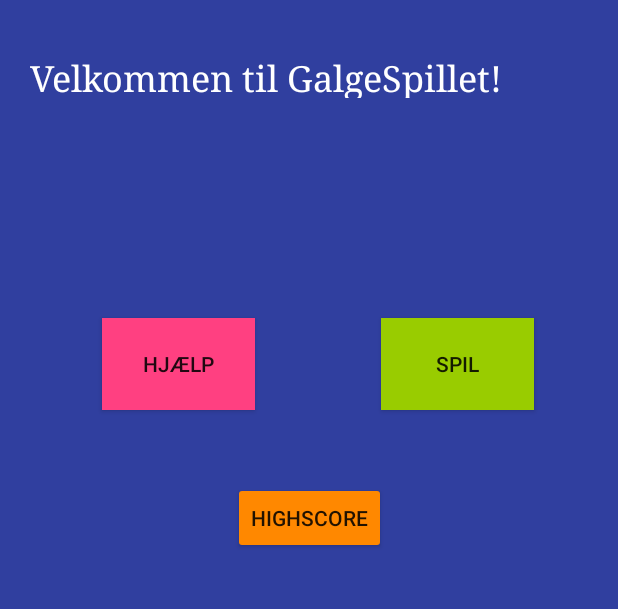
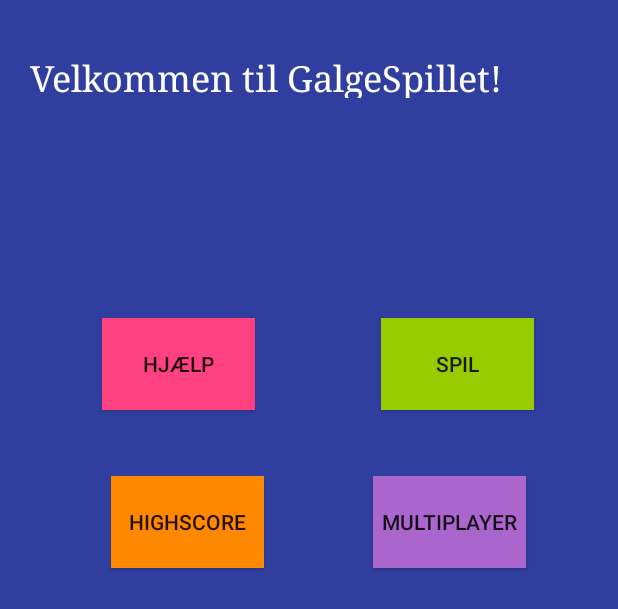
Before and after one commit to AlenDK/Galgespil, an Android app: the layout activity_main.xml on its own in the app's theme, with its tools: preview values and no code run, on a phone screen of 412 x 824 dp. Shown: the top 609 px of the screen. Run offline under Robolectric (Android 15) with nearby library versions, the light colour scheme and no system bars.

Commit message:
Tilføjet knap til multiplayer

```diff
--- a/app/src/main/java/e/android/gaglespil/MainActivity.java
+++ b/app/src/main/java/e/android/gaglespil/MainActivity.java
@@ -30,10 +30,12 @@ public class MainActivity extends Fragment implements View.OnClickListener {
         Button b1 = (Button) view.findViewById(R.id.hjælp);
         Button b2 = (Button) view.findViewById(R.id.Spil);
         Button b3 = (Button) view.findViewById(R.id.highscore);
+        Button b4 = (Button) view.findViewById(R.id.multiplayer);
 
         b1.setOnClickListener(this);
         b2.setOnClickListener(this);
         b3.setOnClickListener(this);
+        b4.setOnClickListener(this);
 
         prefs = PreferenceManager.getDefaultSharedPreferences(getActivity());
 
@@ -78,6 +80,14 @@ public class MainActivity extends Fragment implements View.OnClickListener {
                         .commit();
                 break;
 
+            case R.id.multiplayer:
+
+                getFragmentManager().beginTransaction()
+                        .replace(R.id.fragmentindhold, new VælgOrd())
+                        .addToBackStack(null)
+                        .commit();
+                break;
+
         }
 
     }
--- a/app/src/main/res/layout/activity_main.xml
+++ b/app/src/main/res/layout/activity_main.xml
@@ -6,6 +6,20 @@
     android:layout_height="match_parent"
     android:background="@color/colorPrimaryDark"
     tools:context=".MainActivity">
+
+    <Button
+        android:id="@+id/multiplayer"
+        android:layout_width="102dp"
+        android:layout_height="61dp"
+        android:layout_marginEnd="8dp"
+        android:layout_marginStart="8dp"
+        android:layout_marginTop="252dp"
+        android:background="@android:color/holo_purple"
+        android:text="Multiplayer"
+        app:layout_constraintEnd_toEndOf="parent"
+        app:layout_constraintHorizontal_bias="0.819"
+        app:layout_constraintStart_toStartOf="parent"
+        app:layout_constraintTop_toBottomOf="@+id/overskrift" />
 
     <Button
         android:id="@+id/hjælp"
@@ -51,15 +65,15 @@
 
     <Button
         android:id="@+id/highscore"
-        android:layout_width="wrap_content"
-        android:layout_height="wrap_content"
+        android:layout_width="102dp"
+        android:layout_height="61dp"
         android:layout_marginEnd="8dp"
         android:layout_marginStart="8dp"
-        android:layout_marginTop="256dp"
-        android:backgroundTint="@android:color/holo_orange_dark"
+        android:layout_marginTop="252dp"
+        android:background="@android:color/holo_orange_dark"
         android:text="HighScore"
         app:layout_constraintEnd_toEndOf="parent"
-        app:layout_constraintHorizontal_bias="0.501"
+        app:layout_constraintHorizontal_bias="0.224"
         app:layout_constraintStart_toStartOf="parent"
         app:layout_constraintTop_toBottomOf="@+id/overskrift" />
 
```
